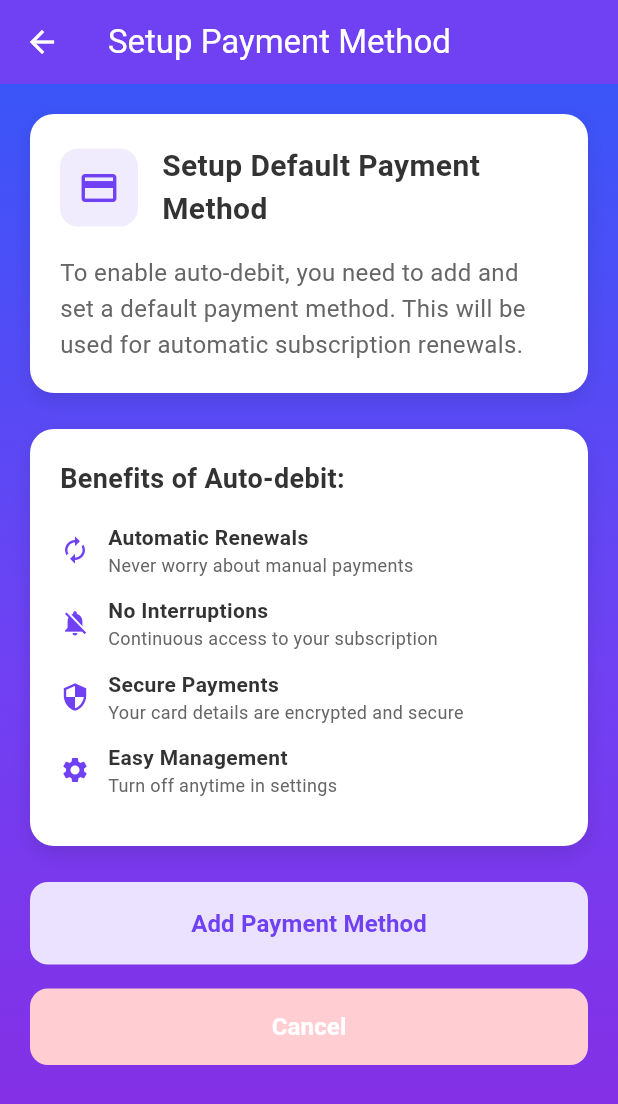
After one commit to Sridharraj2023/music, a Flutter app: the PaymentMethodSetupScreen screen opened directly, on a phone screen of 412 x 824 dp. The commit adds this screen. Shown: the top 1104 px of the screen. Run offline on Flutter 3.47's test engine with Material 3 defaults, Android fonts, the phone set to English and light mode, and no system bars; our stand-ins replace easy_splash_screen, firebase_core, firebase_messaging, flutter_dotenv, flutter_local_notifications, get and 5 more; missing offline and left inert: flutter_stripe; accounts and stored records are empty.

Commit message:
Auto payment widget and enable auto debit pop up created

```diff
--- /dev/null
+++ b/devtools_options.yaml
@@ -0,0 +1,3 @@
+description: This file stores settings for Dart & Flutter DevTools.
+documentation: https://docs.flutter.dev/tools/devtools/extensions#configure-extension-enablement-states
+extensions:
--- /dev/null
+++ b/lib/View/Screens/Payment_Method_Setup_Screen.dart
@@ -0,0 +1,385 @@
+import 'package:flutter/material.dart';
+import 'package:flutter_stripe/flutter_stripe.dart';
+import '../../Controller/Subscription_Controller.dart';
+
+class PaymentMethodSetupScreen extends StatefulWidget {
+  const PaymentMethodSetupScreen({super.key});
+
+  @override
+  State<PaymentMethodSetupScreen> createState() => _PaymentMethodSetupScreenState();
+}
+
+class _PaymentMethodSetupScreenState extends State<PaymentMethodSetupScreen> {
+  final SubscriptionController _subscriptionController = SubscriptionController();
+  bool _isLoading = false;
+  bool _setupComplete = false;
+
+  @override
+  Widget build(BuildContext context) {
+    return Scaffold(
+      appBar: AppBar(
+        title: const Text('Setup Payment Method'),
+        backgroundColor: const Color(0xFF6F41F3),
+        foregroundColor: Colors.white,
+        elevation: 0,
+      ),
+      body: Container(
+        decoration: const BoxDecoration(
+          gradient: LinearGradient(
+            begin: Alignment.topCenter,
+            end: Alignment.bottomCenter,
+            colors: [
+              Color(0xFF3A55F8), // Top blue
+              Color(0xFF6F41F3), // Middle purple
+              Color(0xFF8A2BE2), // Bottom violet
+            ],
+          ),
+        ),
+        child: SafeArea(
+          child: Padding(
+            padding: const EdgeInsets.all(20.0),
+            child: Column(
+              crossAxisAlignment: CrossAxisAlignment.start,
+              children: [
+                // Header Card
+                Container(
+                  width: double.infinity,
+                  padding: const EdgeInsets.all(20),
+                  decoration: BoxDecoration(
+                    color: Colors.white,
+                    borderRadius: BorderRadius.circular(16),
+                    boxShadow: [
+                      BoxShadow(
+                        color: Colors.black.withOpacity(0.1),
+                        blurRadius: 10,
+                        offset: const Offset(0, 5),
+                      ),
+                    ],
+                  ),
+                  child: Column(
+                    crossAxisAlignment: CrossAxisAlignment.start,
+                    children: [
+                      Row(
+                        children: [
+                          Container(
+                            padding: const EdgeInsets.all(12),
+                            decoration: BoxDecoration(
+                              color: const Color(0xFF6F41F3).withOpacity(0.1),
+                              borderRadius: BorderRadius.circular(12),
+                            ),
+                            child: const Icon(
+                              Icons.credit_card,
+                              color: Color(0xFF6F41F3),
+                              size: 28,
+                            ),
+                          ),
+                          const SizedBox(width: 16),
+                          const Expanded(
+                            child: Text(
+                              'Setup Default Payment Method',
+                              style: TextStyle(
+                                fontSize: 20,
+                                fontWeight: FontWeight.bold,
+                                color: Color(0xFF333333),
+                              ),
+                            ),
+                          ),
+                        ],
+                      ),
+                      const SizedBox(height: 16),
+                      const Text(
+                        'To enable auto-debit, you need to add and set a default payment method. This will be used for automatic subscription renewals.',
+                        style: TextStyle(
+                          fontSize: 16,
+                          color: Color(0xFF666666),
+                          height: 1.5,
+                        ),
+                      ),
+                    ],
+                  ),
+                ),
+
+                const SizedBox(height: 24),
+
+                // Benefits Card
+                Container(
+                  width: double.infinity,
+                  padding: const EdgeInsets.all(20),
+                  decoration: BoxDecoration(
+                    color: Colors.white,
+                    borderRadius: BorderRadius.circular(16),
+                    boxShadow: [
+                      BoxShadow(
+                        color: Colors.black.withOpacity(0.1),
+                        blurRadius: 10,
+                        offset: const Offset(0, 5),
+                      ),
+                    ],
+                  ),
+                  child: Column(
+                    crossAxisAlignment: CrossAxisAlignment.start,
+                    children: [
+                      const Text(
+                        'Benefits of Auto-debit:',
+                        style: TextStyle(
+                          fontSize: 18,
+                          fontWeight: FontWeight.bold,
+                          color: Color(0xFF333333),
+                        ),
+                      ),
+                      const SizedBox(height: 16),
+                      _buildBenefitItem(
+                        Icons.autorenew,
+                        'Automatic Renewals',
+                        'Never worry about manual payments',
+                      ),
+                      _buildBenefitItem(
+                        Icons.notifications_off,
+                        'No Interruptions',
+                        'Continuous access to your subscription',
+                      ),
+                      _buildBenefitItem(
+                        Icons.security,
+                        'Secure Payments',
+                        'Your card details are encrypted and secure',
+                      ),
+                      _buildBenefitItem(
+                        Icons.settings,
+                        'Easy Management',
+                        'Turn off anytime in settings',
+                      ),
+                    ],
+                  ),
+                ),
+
+                const SizedBox(height: 24),
+
+                // Setup Button
+                SizedBox(
+                  width: double.infinity,
+                  child: ElevatedButton(
+                    onPressed: _isLoading ? null : _setupPaymentMethod,
+                    style: ElevatedButton.styleFrom(
+                      backgroundColor: const Color(0xFFEAE2FF), // light purple
+                      foregroundColor: const Color(0xFF6F41F3), // dark purple text
+                      padding: const EdgeInsets.symmetric(vertical: 16),
+                      shape: RoundedRectangleBorder(
+                        borderRadius: BorderRadius.circular(12),
+                      ),
+                      elevation: 0,
+                    ),
+                    child: _isLoading
+                        ? const SizedBox(
+                            height: 20,
+                            width: 20,
+                            child: CircularProgressIndicator(
+                              strokeWidth: 2,
+                              valueColor: AlwaysStoppedAnimation<Color>(Color(0xFF6F41F3)),
+                            ),
+                          )
+                        : const Text(
+                            'Add Payment Method',
+                            style: TextStyle(
+                              fontSize: 16,
+                              fontWeight: FontWeight.w700,
+                            ),
+                          ),
+                  ),
+                ),
+
+                const SizedBox(height: 16),
+
+                // Cancel Button
+                SizedBox(
+                  width: double.infinity,
+                  child: TextButton(
+                    onPressed: () => Navigator.pop(context, false),
+                    style: TextButton.styleFrom(
+                      backgroundColor: const Color(0xFFFFCDD2), // light red
+                      foregroundColor: Colors.white, // white text
+                      padding: const EdgeInsets.symmetric(vertical: 14),
+                      shape: RoundedRectangleBorder(
+                        borderRadius: BorderRadius.circular(12),
+                      ),
+                    ),
+                    child: const Text(
+                      'Cancel',
+                      style: TextStyle(
+                        fontSize: 16,
+                        fontWeight: FontWeight.w700,
+                      ),
+                    ),
+                  ),
+                ),
+
+                if (_setupComplete) ...[
+                  const SizedBox(height: 20),
+                  Container(
+                    width: double.infinity,
+                    padding: const EdgeInsets.all(16),
+                    decoration: BoxDecoration(
+                      color: Colors.green.withOpacity(0.1),
+                      borderRadius: BorderRadius.circular(12),
+                      border: Border.all(color: Colors.green.withOpacity(0.3)),
+                    ),
+                    child: Row(
+                      children: [
+                        const Icon(
+                          Icons.check_circle,
+                          color: Colors.green,
+                          size: 24,
+                        ),
+                        const SizedBox(width: 12),
+                        const Expanded(
+                          child: Text(
+                            'Payment method setup complete! You can now enable auto-debit.',
+                            style: TextStyle(
+                              color: Colors.green,
+                              fontWeight: FontWeight.w600,
+                            ),
+                          ),
+                        ),
+                      ],
+                    ),
+                  ),
+                ],
+              ],
+            ),
+          ),
+        ),
+      ),
+    );
+  }
+
+  Widget _buildBenefitItem(IconData icon, String title, String subtitle) {
+    return Padding(
+      padding: const EdgeInsets.only(bottom: 12),
+      child: Row(
+        children: [
+          Icon(
+            icon,
+            color: const Color(0xFF6F41F3),
+            size: 20,
+          ),
+          const SizedBox(width: 12),
+          Expanded(
+            child: Column(
+              crossAxisAlignment: CrossAxisAlignment.start,
+              children: [
+                Text(
+                  title,
+                  style: const TextStyle(
+                    fontSize: 14,
+                    fontWeight: FontWeight.w600,
+                    color: Color(0xFF333333),
+                  ),
+                ),
+                Text(
+                  subtitle,
+                  style: const TextStyle(
+                    fontSize: 12,
+                    color: Color(0xFF666666),
+                  ),
+                ),
+              ],
+            ),
+          ),
+        ],
+      ),
+    );
+  }
+
+  Future<void> _setupPaymentMethod() async {
+    setState(() {
+      _isLoading = true;
+    });
+
+    try {
+      // Show consent dialog first
+      final consent = await _showConsentDialog();
+      if (!consent) {
+        setState(() {
+          _isLoading = false;
+        });
+        return;
+      }
+
+      // Call the controller method to setup payment method via Stripe
+      final success = await _subscriptionController.ensureDefaultPaymentMethod(context);
+
+      if (success) {
+        setState(() {
+          _setupComplete = true;
+          _isLoading = false;
+        });
+
+        // Show success message
+        if (mounted) {
+          ScaffoldMessenger.of(context).showSnackBar(
+            const SnackBar(
+              content: Text('Payment method added successfully!'),
+              backgroundColor: Colors.green,
+            ),
+          );
+        }
+
+        // Auto-close after 2 seconds
+        Future.delayed(const Duration(seconds: 2), () {
+          if (mounted) {
+            Navigator.pop(context, true);
+          }
+        });
+      } else {
+        setState(() {
+          _isLoading = false;
+        });
+
+        if (mounted) {
+          ScaffoldMessenger.of(context).showSnackBar(
+            const SnackBar(
+              content: Text('Failed to setup payment method. Please try again.'),
+              backgroundColor: Colors.red,
+            ),
+          );
+        }
+      }
+    } catch (e) {
+      setState(() {
+        _isLoading = false;
+      });
+
+      if (mounted) {
+        ScaffoldMessenger.of(context).showSnackBar(
+          SnackBar(
+            content: Text('Error: ${e.toString()}'),
+            backgroundColor: Colors.red,
+          ),
+        );
+      }
+    }
+  }
+
+  Future<bool> _showConsentDialog() async {
+    return await showDialog<bool>(
+      context: context,
+      builder: (context) => AlertDialog(
+        title: const Text('Payment Method Consent'),
+        content: const Text(
+          'I authorize Elevate to securely store my payment method for automatic subscription renewals. '
+          'My card details will be encrypted and processed securely by Stripe. '
+          'I can remove or change this payment method anytime in my account settings.'
+        ),
+        actions: [
+          TextButton(
+            onPressed: () => Navigator.pop(context, false),
+            child: const Text('Cancel'),
+          ),
+          ElevatedButton(
+            onPressed: () => Navigator.pop(context, true),
+            child: const Text('I Agree'),
+          ),
+        ],
+      ),
+    ) ?? false;
+  }
+}
--- a/lib/View/Screens/Subscription_Details_Screen.dart
+++ b/lib/View/Screens/Subscription_Details_Screen.dart
@@ -2,6 +2,7 @@ import 'package:flutter/material.dart';
 import 'package:shared_preferences/shared_preferences.dart';
 import 'dart:async';
 import 'package:elevate/Controller/Subscription_Controller.dart';
+import 'Payment_Method_Setup_Screen.dart';
 
 class SubscriptionDetailsScreen extends StatefulWidget {
   const SubscriptionDetailsScreen({super.key});
@@ -389,18 +390,22 @@ class _SubscriptionDetailsScreenState extends State<SubscriptionDetailsScreen> {
                               if (value) {
                                 // Enabling: require default payment method
                                 if (!_hasDefaultPaymentMethod) {
-                                  final proceed = await _showConsentAndPmPrompt();
-                                  if (!proceed) return;
-                                  final ok = await _subscriptionController.ensureDefaultPaymentMethod(context);
-                                  if (!ok) {
-                                    if (mounted) {
-                                      ScaffoldMessenger.of(context).showSnackBar(
-                                        const SnackBar(
-                                          content: Text('Please add and set a default payment method to enable auto-debit.'),
-                                          backgroundColor: Colors.red,
-                                        ),
-                                      );
-                                    }
+                                  // Navigate to dedicated payment method setup screen
+                                  final result = await Navigator.push<bool>(
+                                    context,
+                                    MaterialPageRoute(
+                                      builder: (context) => const PaymentMethodSetupScreen(),
+                                    ),
+                                  );
+
+                                  if (result == true) {
+                                    // Payment method setup successful, refresh billing status
+                                    await _loadBillingStatus();
+                                    // Show consent dialog for auto-debit
+                                    final consent = await _showConsentDialog();
+                                    if (!consent) return;
+                                  } else {
+                                    // User cancelled setup
                                     return;
                                   }
                                 } else {
@@ -450,6 +455,33 @@ class _SubscriptionDetailsScreenState extends State<SubscriptionDetailsScreen> {
                           color: _hasDefaultPaymentMethod ? Colors.green[700] : Colors.red[700],
                         ),
                       ),
+                      if (_hasDefaultPaymentMethod) ...[
+                        const SizedBox(height: 8),
+                        SizedBox(
+                          width: double.infinity,
+                          child: TextButton(
+                            onPressed: () async {
+                              final result = await Navigator.push<bool>(
+                                context,
+                                MaterialPageRoute(
+                                  builder: (context) => const PaymentMethodSetupScreen(),
+                                ),
+                              );
+                              if (result == true) {
+                                await _loadBillingStatus();
+                              }
+                            },
+                            style: TextButton.styleFrom(
+                              foregroundColor: const Color(0xFF6F41F3),
+                              padding: const EdgeInsets.symmetric(vertical: 8),
+                            ),
+                            child: const Text(
+                              'Manage Payment Method',
+                              style: TextStyle(fontSize: 12),
+                            ),
+                          ),
+                        ),
+                      ],
                     ],
                   ),
                 ),
@@ -505,11 +537,6 @@ class _SubscriptionDetailsScreenState extends State<SubscriptionDetailsScreen> {
     );
   }
 
-  Future<bool> _showConsentAndPmPrompt() async {
-    final consent = await _showConsentDialog();
-    if (!consent) return false;
-    return true;
-  }
 
   Future<bool> _showConsentDialog() async {
     return await showDialog<bool>(
```
Also changed, not shown: pubspec.yaml (+8 -8 lines), pubspec.lock, 1 other file.
